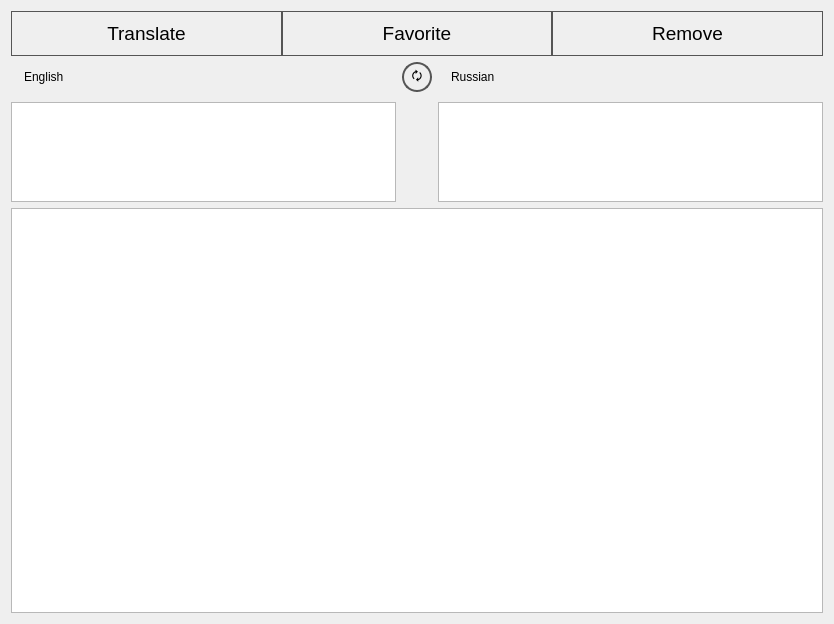
Before: the Qt Designer form Translate/translateform.ui in gagikpog/TestAndTranslate, drawn with Qt 5.
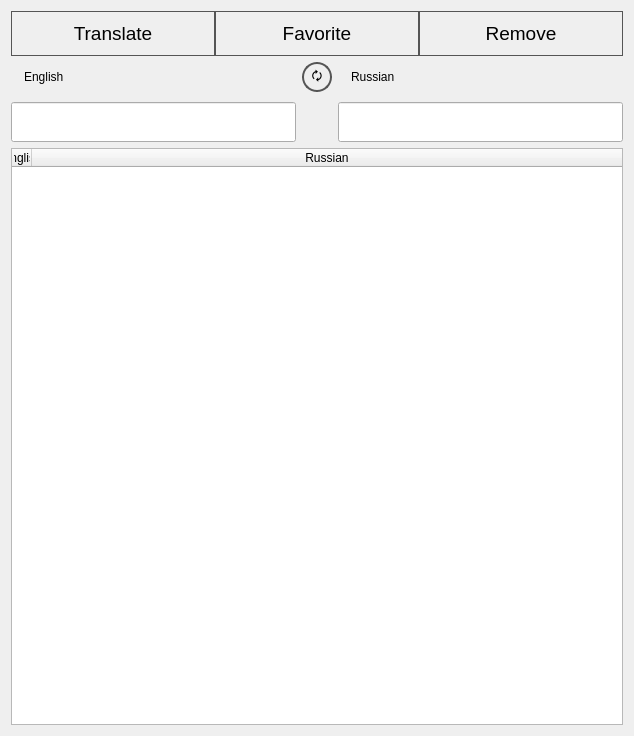
After: the same form once the commit is applied.

```diff
--- a/Translate/translateform.ui
+++ b/Translate/translateform.ui
@@ -6,8 +6,8 @@
    <rect>
     <x>0</x>
     <y>0</y>
-    <width>834</width>
-    <height>624</height>
+    <width>634</width>
+    <height>736</height>
    </rect>
   </property>
   <property name="windowTitle">
@@ -114,26 +114,6 @@
      <property name="verticalSpacing">
       <number>10</number>
      </property>
-     <item row="1" column="2">
-      <widget class="QTextEdit" name="msgOutput">
-       <property name="maximumSize">
-        <size>
-         <width>16777215</width>
-         <height>100</height>
-        </size>
-       </property>
-      </widget>
-     </item>
-     <item row="1" column="0">
-      <widget class="QTextEdit" name="msgInput">
-       <property name="maximumSize">
-        <size>
-         <width>16777215</width>
-         <height>100</height>
-        </size>
-       </property>
-      </widget>
-     </item>
      <item row="0" column="2">
       <widget class="QLabel" name="label2">
        <property name="text">
@@ -179,10 +159,119 @@
        </property>
       </widget>
      </item>
+     <item row="1" column="0">
+      <widget class="QLineEdit" name="msgInput">
+       <property name="minimumSize">
+        <size>
+         <width>0</width>
+         <height>40</height>
+        </size>
+       </property>
+       <property name="text">
+        <string/>
+       </property>
+      </widget>
+     </item>
+     <item row="1" column="2">
+      <widget class="QLineEdit" name="msgOutput">
+       <property name="minimumSize">
+        <size>
+         <width>0</width>
+         <height>40</height>
+        </size>
+       </property>
+       <property name="text">
+        <string/>
+       </property>
+      </widget>
+     </item>
     </layout>
    </item>
    <item>
-    <widget class="QListWidget" name="listWidget"/>
+    <widget class="QTableWidget" name="tableWidget">
+     <property name="minimumSize">
+      <size>
+       <width>0</width>
+       <height>300</height>
+      </size>
+     </property>
+     <property name="acceptDrops">
+      <bool>false</bool>
+     </property>
+     <property name="autoFillBackground">
+      <bool>false</bool>
+     </property>
+     <property name="lineWidth">
+      <number>1</number>
+     </property>
+     <property name="editTriggers">
+      <set>QAbstractItemView::NoEditTriggers</set>
+     </property>
+     <property name="dragDropOverwriteMode">
+      <bool>false</bool>
+     </property>
+     <property name="selectionMode">
+      <enum>QAbstractItemView::SingleSelection</enum>
+     </property>
+     <property name="selectionBehavior">
+      <enum>QAbstractItemView::SelectRows</enum>
+     </property>
+     <property name="showGrid">
+      <bool>false</bool>
+     </property>
+     <property name="gridStyle">
+      <enum>Qt::SolidLine</enum>
+     </property>
+     <property name="sortingEnabled">
+      <bool>false</bool>
+     </property>
+     <property name="wordWrap">
+      <bool>true</bool>
+     </property>
+     <property name="rowCount">
+      <number>0</number>
+     </property>
+     <attribute name="horizontalHeaderVisible">
+      <bool>true</bool>
+     </attribute>
+     <attribute name="horizontalHeaderCascadingSectionResizes">
+      <bool>false</bool>
+     </attribute>
+     <attribute name="horizontalHeaderDefaultSectionSize">
+      <number>0</number>
+     </attribute>
+     <attribute name="horizontalHeaderHighlightSections">
+      <bool>true</bool>
+     </attribute>
+     <attribute name="horizontalHeaderShowSortIndicator" stdset="0">
+      <bool>false</bool>
+     </attribute>
+     <attribute name="horizontalHeaderStretchLastSection">
+      <bool>true</bool>
+     </attribute>
+     <attribute name="verticalHeaderVisible">
+      <bool>false</bool>
+     </attribute>
+     <attribute name="verticalHeaderCascadingSectionResizes">
+      <bool>false</bool>
+     </attribute>
+     <attribute name="verticalHeaderShowSortIndicator" stdset="0">
+      <bool>false</bool>
+     </attribute>
+     <attribute name="verticalHeaderStretchLastSection">
+      <bool>false</bool>
+     </attribute>
+     <column>
+      <property name="text">
+       <string>English</string>
+      </property>
+     </column>
+     <column>
+      <property name="text">
+       <string>Russian</string>
+      </property>
+     </column>
+    </widget>
    </item>
   </layout>
  </widget>
```
